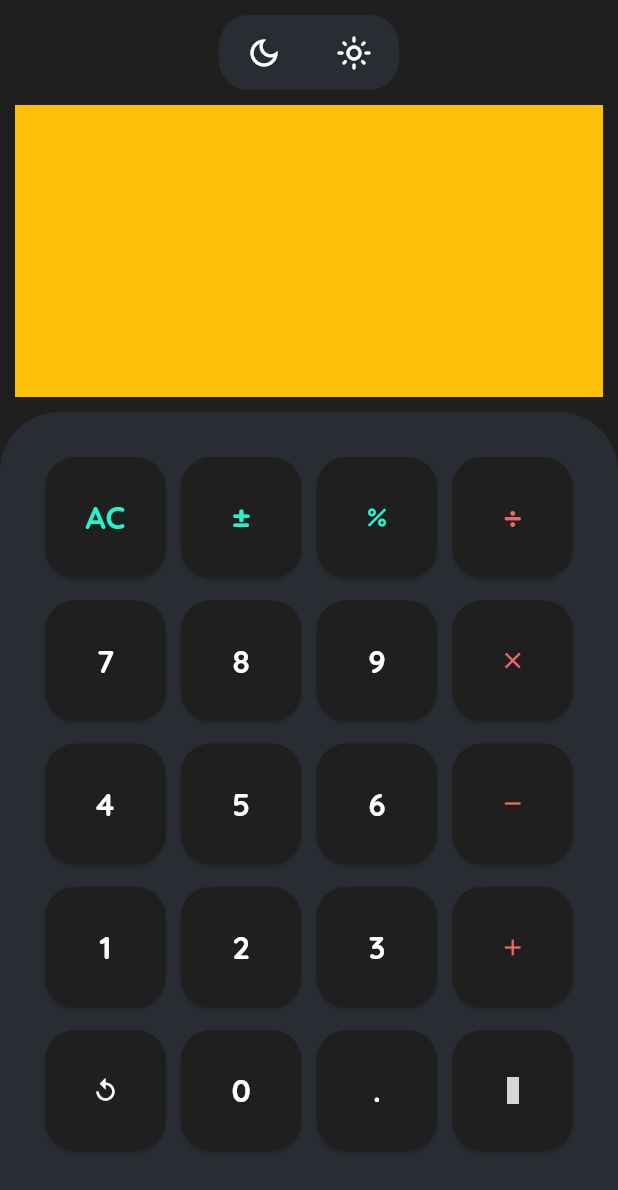
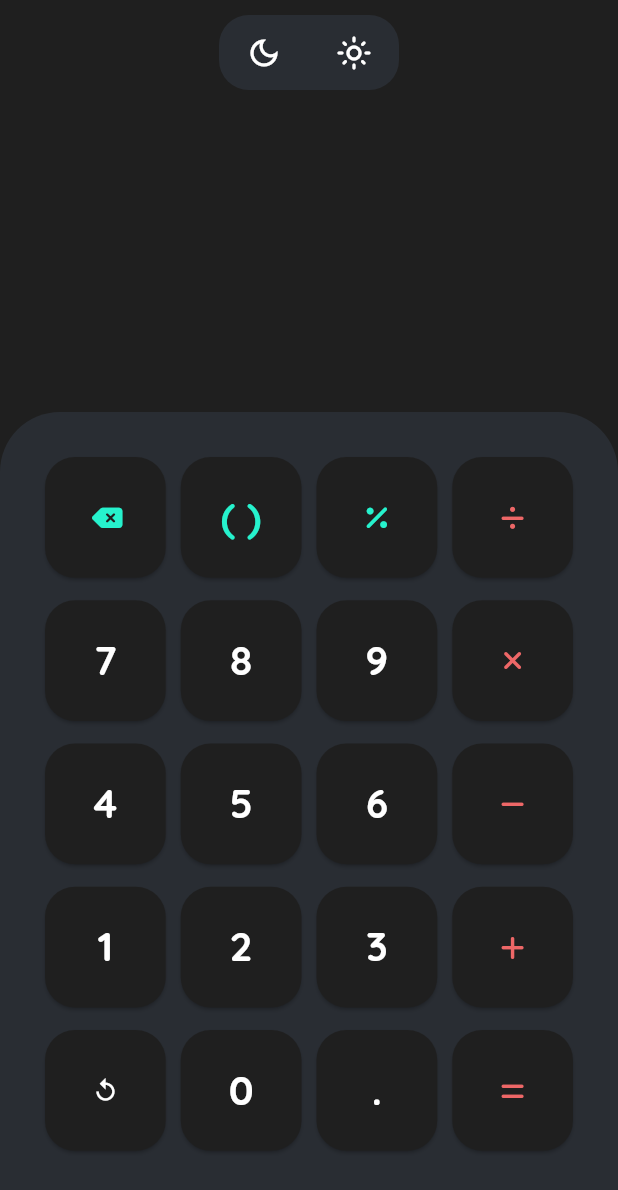
Before and after one commit to Arkan95/Calculator, a Flutter app: the screen it shows after launch, after a tap on the "dark mode" icon, on a phone screen of 412 x 824 dp. Shown: the top 1190 px of the screen. Run offline on Flutter 3.47's test engine with Material 3 defaults, Android fonts, the phone set to English and light mode, and no system bars; our stand-ins replace bloc, flutter_bloc, font_awesome_flutter, google_fonts, material_symbols_icons; grey boxes are pictures that could not be loaded.

Commit message:
ultimi lavori

```diff
--- a/lib/bloc/calculator_state.dart
+++ b/lib/bloc/calculator_state.dart
@@ -1,15 +1,37 @@
 part of 'calculator_bloc.dart';
 
 @immutable
-sealed class CalculatorState {}
+sealed class CalculatorState {
+  List<ElementValue>? elements = [];
 
-final class CalculatorInitial extends CalculatorState {}
+  CalculatorState({this.elements});
+}
+
+final class CalculatorInitial extends CalculatorState {
+  CalculatorInitial() : super(elements: []);
+}
 
 final class CalculatorAddElement extends CalculatorState {
-  List<ElementValue> elementi;
-  CalculatorAddElement(this.elementi);
+  CalculatorAddElement({required List<ElementValue> elementi})
+      : super(elements: elementi);
 }
 
-final class CalculatorReset extends CalculatorState {}
+final class CalculatorOnDelete extends CalculatorState {
+  CalculatorOnDelete({required List<ElementValue> elementi})
+      : super(elements: elementi);
+}
 
-final class CalculatorEqual extends CalculatorState {}
+final class CalculatorReset extends CalculatorState {
+  CalculatorReset({required List<ElementValue> elementi})
+      : super(elements: elementi);
+}
+
+final class CalculatorEqual extends CalculatorState {
+  CalculatorEqual({required List<ElementValue> elementi})
+      : super(elements: elementi);
+}
+
+final class CalculatorError extends CalculatorState {
+  CalculatorError({required List<ElementValue> elementi})
+      : super(elements: elementi);
+}
--- a/lib/main.dart
+++ b/lib/main.dart
@@ -1,6 +1,8 @@
+import 'package:calcolatrice/bloc/calculator_bloc.dart';
 import 'package:calcolatrice/theme.dart';
 import 'package:calcolatrice/view/calculator_view.dart';
 import 'package:flutter/material.dart';
+import 'package:flutter_bloc/flutter_bloc.dart';
 
 void main() {
   runApp(const MainApp());
@@ -16,9 +18,19 @@ class MainApp extends StatelessWidget {
       theme: theme,
       home: Scaffold(
         body: SafeArea(
-          child: CalculatorView(changeTheme: (val) {
-            theme = val == 1 ? darkMode() : lightMode();
-          }),
+          child: MultiBlocProvider(
+            providers: [
+              BlocProvider(
+                create: (context) => CalculatorBloc(),
+              ),
+              /* BlocProvider(
+                create: (context) => SubjectBloc(),
+              ), */
+            ],
+            child: CalculatorView(changeTheme: (val) {
+              theme = val == 1 ? darkMode() : lightMode();
+            }),
+          ),
         ),
       ),
     );
--- a/lib/models/element.dart
+++ b/lib/models/element.dart
@@ -1,15 +1,15 @@
 import 'package:flutter/material.dart';
 
-enum Type { number, operator, soperator }
+enum Tipo { number, operator, soperator }
 
 class ElementValue {
   String? value;
-  Type? type;
+  Tipo? type;
   IconData? icon;
   ElementValue({this.value, this.type, this.icon});
 
   ElementValue copyWith(ElementValue old) {
     return ElementValue(
-        value: old.value ?? '', type: old.type ?? Type.number, icon: old.icon);
+        value: old.value ?? '', type: old.type ?? Tipo.number, icon: old.icon);
   }
 }
--- /dev/null
+++ b/lib/utility.dart
@@ -0,0 +1,17 @@
+import 'package:calcolatrice/models/element.dart';
+import 'package:flutter/material.dart';
+
+List<String> numbers = ["0", "1", "2", "3", "4", "5", "6", "7", "8", "9"];
+
+Color getColor(Tipo type) {
+  switch (type) {
+    case (Tipo.number):
+      return Colors.white;
+    case (Tipo.operator):
+      return const Color.fromRGBO(237, 103, 103, 1);
+    case (Tipo.soperator):
+      return const Color.fromRGBO(38, 242, 205, 1);
+    default:
+      return Colors.white;
+  }
+}
--- a/lib/view/calculator_view.dart
+++ b/lib/view/calculator_view.dart
@@ -1,7 +1,10 @@
 import 'package:calcolatrice/models/element.dart';
+import 'package:calcolatrice/utility.dart';
 import 'package:calcolatrice/view/buttons_view.dart';
 import 'package:calcolatrice/view/display_view.dart';
+import 'package:flutter/cupertino.dart';
 import 'package:flutter/material.dart';
+import 'package:font_awesome_flutter/font_awesome_flutter.dart';
 import 'package:material_symbols_icons/material_symbols_icons.dart';
 
 class CalculatorView extends StatefulWidget {
@@ -23,33 +26,37 @@ class _CalculatorViewState extends State<CalculatorView> {
   }
 
   void initValues() {
-    List<int> numbers = [0, 1, 2, 3, 4, 5, 6, 7, 8, 9];
-    elements.add(ElementValue(value: "AC", type: Type.soperator));
-    elements.add(ElementValue(value: "±", type: Type.soperator));
     elements.add(ElementValue(
-        value: "%", type: Type.soperator, icon: Icons.percent_outlined));
-    elements.add(ElementValue(value: "÷", type: Type.operator));
+        value: "AC", type: Tipo.soperator, icon: FontAwesomeIcons.deleteLeft));
+    elements.add(ElementValue(
+      value: "( )",
+      type: Tipo.soperator,
+    ));
+    elements.add(ElementValue(
+        value: "%", type: Tipo.soperator, icon: FontAwesomeIcons.percent));
+    elements.add(ElementValue(
+        value: "÷", type: Tipo.operator, icon: FontAwesomeIcons.divide));
     for (int i = 7; i < 10; i++) {
-      elements.add(ElementValue(value: "${numbers[i]}", type: Type.number));
+      elements.add(ElementValue(value: numbers[i], type: Tipo.number));
     }
+    elements.add(ElementValue(
+        value: "X", type: Tipo.operator, icon: FontAwesomeIcons.xmark));
+    for (int i = 4; i < 7; i++) {
+      elements.add(ElementValue(value: numbers[i], type: Tipo.number));
+    }
+    elements.add(ElementValue(
+        value: "-", type: Tipo.operator, icon: FontAwesomeIcons.minus));
+    for (int i = 1; i < 4; i++) {
+      elements.add(ElementValue(value: numbers[i], type: Tipo.number));
+    }
+    elements.add(ElementValue(
+        value: "+", type: Tipo.operator, icon: FontAwesomeIcons.plus));
     elements
-        .add(ElementValue(value: "X", type: Type.operator, icon: Icons.close));
-    for (int i = 4; i < 7; i++) {
-      elements.add(ElementValue(value: "${numbers[i]}", type: Type.number));
-    }
-    elements
-        .add(ElementValue(value: "-", type: Type.operator, icon: Icons.remove));
-    for (int i = 1; i < 4; i++) {
-      elements.add(ElementValue(value: "${numbers[i]}", type: Type.number));
-    }
-    elements
-        .add(ElementValue(value: "+", type: Type.operator, icon: Icons.add));
-    elements
-        .add(ElementValue(value: "DEL", type: Type.number, icon: Icons.replay));
-    elements.add(ElementValue(value: "${numbers[0]}", type: Type.number));
-    elements.add(ElementValue(value: ".", type: Type.number));
-    elements.add(
-        ElementValue(value: "=", type: Type.operator, icon: Symbols.equal));
+        .add(ElementValue(value: "DEL", type: Tipo.number, icon: Icons.replay));
+    elements.add(ElementValue(value: numbers[0], type: Tipo.number));
+    elements.add(ElementValue(value: ".", type: Tipo.number));
+    elements.add(ElementValue(
+        value: "=", type: Tipo.operator, icon: FontAwesomeIcons.equals));
   }
 
   @override
--- a/lib/view/display_view.dart
+++ b/lib/view/display_view.dart
@@ -1,4 +1,9 @@
+import 'package:calcolatrice/bloc/calculator_bloc.dart';
+import 'package:calcolatrice/models/element.dart';
+import 'package:calcolatrice/utility.dart';
 import 'package:flutter/material.dart';
+import 'package:flutter_bloc/flutter_bloc.dart';
+import 'package:google_fonts/google_fonts.dart';
 
 class DisplayView extends StatefulWidget {
   const DisplayView({super.key});
@@ -31,6 +36,22 @@ class _DisplayViewState extends State<DisplayView> {
     );
   }
 
+  Widget getElementWidget(ElementValue element) {
+    if (element.icon == null) {
+      return Text(element.value!,
+          style: GoogleFonts.quicksand(
+              fontSize: 48,
+              fontWeight: FontWeight.bold,
+              color: getColor(element.type!)));
+    } else {
+      return Icon(
+        size: 32,
+        element.icon!,
+        color: getColor(element.type!),
+      );
+    }
+  }
+
   @override
   Widget build(BuildContext context) {
     return Column(
@@ -40,12 +61,37 @@ class _DisplayViewState extends State<DisplayView> {
           child: changeMode(),
         ),
         Expanded(
-            child: Padding(
-          padding: const EdgeInsets.all(10),
-          child: Container(
-            color: Colors.amber,
+          child: Padding(
+            padding: const EdgeInsets.all(10),
+            child: BlocBuilder<CalculatorBloc, CalculatorState>(
+              builder: (context, state) {
+                if (state is CalculatorError) {
+                  return Container(
+                      alignment: Alignment.bottomRight,
+                      child: Text("Errore :(",
+                          style: GoogleFonts.quicksand(
+                            fontSize: 48,
+                            fontWeight: FontWeight.bold,
+                          )));
+                }
+                return Container(
+                    alignment: Alignment.bottomRight,
+                    child: Wrap(
+                      alignment: WrapAlignment.end,
+                      runAlignment: WrapAlignment.center,
+                      runSpacing: -15,
+                      crossAxisAlignment: WrapCrossAlignment.center,
+                      children: [
+                        ...List.generate(
+                            state.elements!.length,
+                            (int index) =>
+                                getElementWidget(state.elements![index]))
+                      ],
+                    ));
+              },
+            ),
           ),
-        ))
+        )
       ],
     );
   }
--- a/lib/widgets/button.dart
+++ b/lib/widgets/button.dart
@@ -1,6 +1,9 @@
 import 'package:auto_size_text/auto_size_text.dart';
+import 'package:calcolatrice/bloc/calculator_bloc.dart';
 import 'package:calcolatrice/models/element.dart';
+import 'package:calcolatrice/utility.dart';
 import 'package:flutter/material.dart';
+import 'package:flutter_bloc/flutter_bloc.dart';
 import 'package:google_fonts/google_fonts.dart';
 
 class ButtonCalculator extends StatelessWidget {
@@ -8,16 +11,15 @@ class ButtonCalculator extends StatelessWidget {
 
   ButtonCalculator({super.key, required this.value});
 
-  Color getColor(Type type) {
-    switch (type) {
-      case (Type.number):
-        return Colors.white;
-      case (Type.operator):
-        return const Color.fromRGBO(237, 103, 103, 1);
-      case (Type.soperator):
-        return const Color.fromRGBO(38, 242, 205, 1);
-      default:
-        return Colors.white;
+  void onPressed(ElementValue value, BuildContext context) {
+    if (value.value == "=") {
+      context.read<CalculatorBloc>().add(CalculatorEqualElementPressed());
+    } else if (value.value == "AC") {
+      context.read<CalculatorBloc>().add(CalculatorDeleteElementPressed());
+    } else if (value.value == "DEL") {
+      context.read<CalculatorBloc>().add(CalculatorResetElementPressed());
+    } else {
+      context.read<CalculatorBloc>().add(CalculatorAddElementPressed(value));
     }
   }
 
@@ -30,7 +32,9 @@ class ButtonCalculator extends StatelessWidget {
         backgroundColor: theme.scaffoldBackgroundColor,
         disabledBackgroundColor: Colors.red,
       ),
-      onPressed: () {},
+      onPressed: () {
+        onPressed(value, context);
+      },
       child: value.icon != null
           ? Icon(
               value.icon!,
@@ -38,8 +42,8 @@ class ButtonCalculator extends StatelessWidget {
             )
           : AutoSizeText(
               maxLines: 1,
-              minFontSize: 21,
-              maxFontSize: 32,
+              minFontSize: 27,
+              maxFontSize: 39,
               value.value!,
               style: GoogleFonts.quicksand(
                   fontWeight: FontWeight.bold, color: getColor(value.type!))),
--- a/pubspec.yaml
+++ b/pubspec.yaml
@@ -11,6 +11,7 @@ dependencies:
   flutter:
     sdk: flutter
   flutter_bloc: ^8.1.6
+  font_awesome_flutter: ^10.8.0
   google_fonts: ^6.2.1
   material_symbols_icons: ^4.2799.0
 
```
Also changed, not shown: lib/bloc/calculator_bloc.dart (+126 -6 lines), pubspec.lock.
